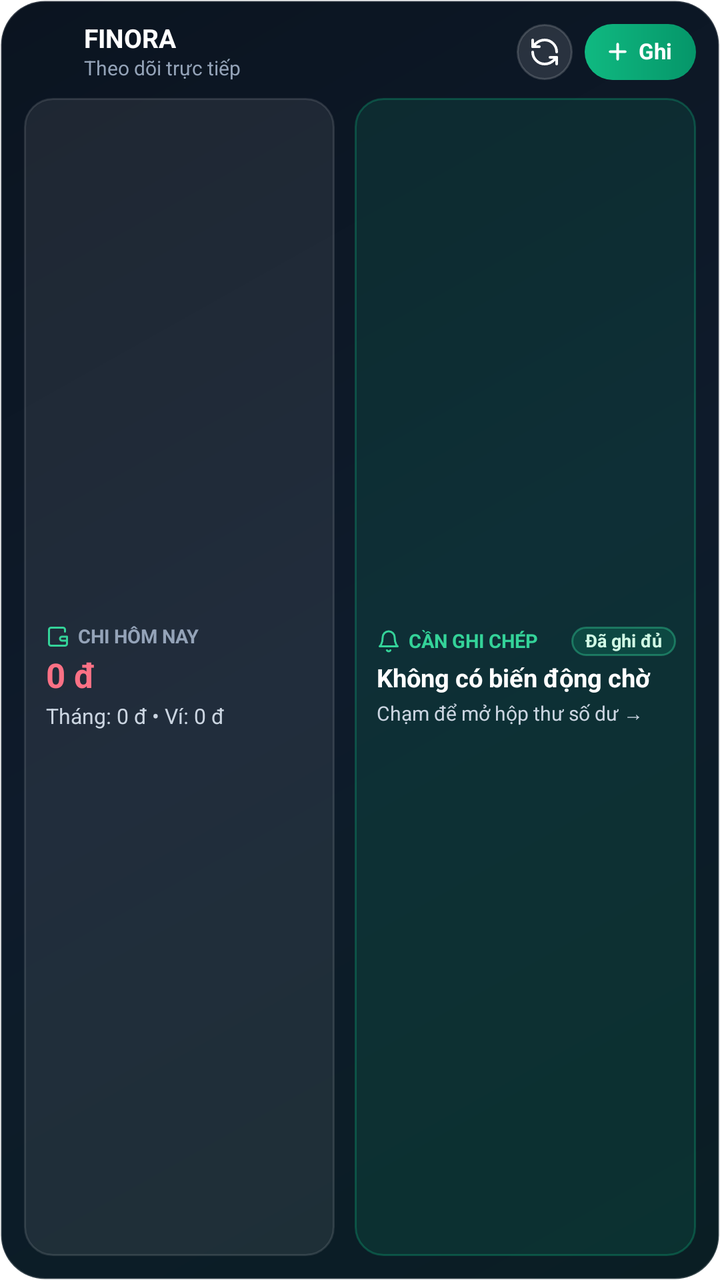
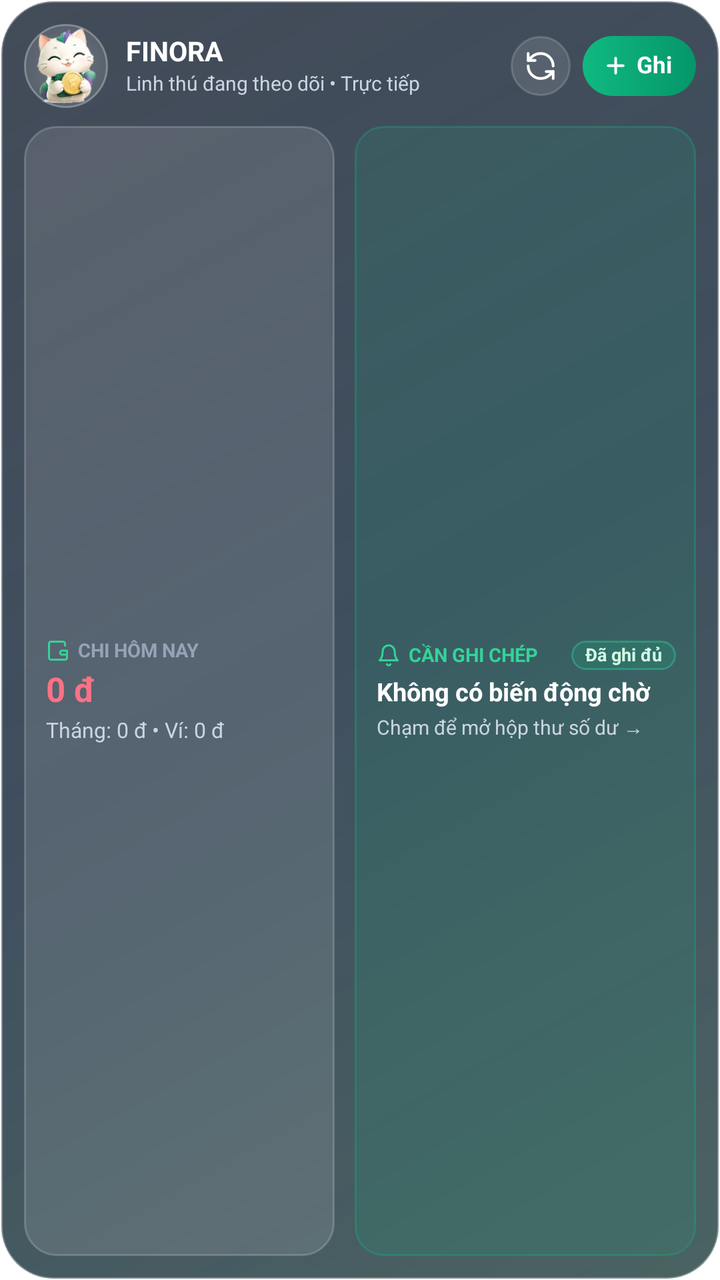

Before-and-after screenshots of an Android layout around one commit, followed by the original layout XML and the change that was made.
<!-- AndroidManifest.xml: fallback theme Theme.MaterialComponents.DayNight.NoActionBar -->
<!-- res/layout/finora_widget_5x2.xml -->
<?xml version="1.0" encoding="utf-8"?>
<LinearLayout xmlns:android="http://schemas.android.com/apk/res/android"
    android:id="@+id/widget_root"
    android:layout_width="match_parent"
    android:layout_height="match_parent"
    android:background="@drawable/finora_widget_bg_dark"
    android:orientation="vertical"
    android:padding="12dp">

    
    <LinearLayout
        android:id="@+id/widget_header"
        android:layout_width="match_parent"
        android:layout_height="wrap_content"
        android:gravity="center_vertical"
        android:orientation="horizontal">

        <ImageView
            android:layout_width="22dp"
            android:layout_height="22dp"
            android:contentDescription="FINORA"
            android:src="@mipmap/ic_launcher_round" />

        <LinearLayout
            android:layout_width="0dp"
            android:layout_height="wrap_content"
            android:layout_marginStart="8dp"
            android:layout_weight="1"
            android:orientation="vertical">

            <TextView
                android:layout_width="wrap_content"
                android:layout_height="wrap_content"
                android:ellipsize="end"
                android:includeFontPadding="false"
                android:maxLines="1"
                android:text="FINORA"
                android:textColor="#FFFFFFFF"
                android:textSize="13sp"
                android:textStyle="bold" />

            <TextView
                android:id="@+id/widget_sync_time"
                android:layout_width="wrap_content"
                android:layout_height="wrap_content"
                android:layout_marginTop="1dp"
                android:ellipsize="end"
                android:includeFontPadding="false"
                android:maxLines="1"
                android:text="Theo dõi trực tiếp"
                android:textColor="#94A3B8"
                android:textSize="10sp" />
        </LinearLayout>

        <ImageView
            android:id="@+id/widget_btn_refresh"
            android:layout_width="28dp"
            android:layout_height="28dp"
            android:layout_marginEnd="6dp"
            android:background="@drawable/finora_widget_pill_glass"
            android:contentDescription="Làm mới"
            android:padding="6dp"
            android:src="@drawable/ic_widget_refresh" />

        <LinearLayout
            android:id="@+id/widget_btn_quick_add"
            android:layout_width="wrap_content"
            android:layout_height="28dp"
            android:background="@drawable/finora_widget_pill_primary"
            android:gravity="center_vertical"
            android:orientation="horizontal"
            android:paddingStart="10dp"
            android:paddingEnd="12dp">

            <ImageView
                android:layout_width="13dp"
                android:layout_height="13dp"
                android:contentDescription="Ghi nhanh"
                android:src="@drawable/ic_widget_plus" />

            <TextView
                android:layout_width="wrap_content"
                android:layout_height="wrap_content"
                android:layout_marginStart="4dp"
                android:includeFontPadding="false"
                android:text="Ghi"
                android:textColor="#FFFFFFFF"
                android:textSize="11sp"
                android:textStyle="bold" />
        </LinearLayout>
    </LinearLayout>

    
    <LinearLayout
        android:layout_width="match_parent"
        android:layout_height="0dp"
        android:layout_marginTop="9dp"
        android:layout_weight="1"
        android:orientation="horizontal">

        
        <LinearLayout
            android:id="@+id/widget_spend_tile"
            android:layout_width="0dp"
            android:layout_height="match_parent"
            android:layout_marginEnd="5dp"
            android:layout_weight="1.05"
            android:background="@drawable/finora_widget_tile_bg"
            android:gravity="center_vertical"
            android:orientation="vertical"
            android:paddingStart="11dp"
            android:paddingTop="8dp"
            android:paddingEnd="10dp"
            android:paddingBottom="8dp">

            <LinearLayout
                android:layout_width="match_parent"
                android:layout_height="wrap_content"
                android:gravity="center_vertical"
                android:orientation="horizontal">

                <ImageView
                    android:layout_width="12dp"
                    android:layout_height="12dp"
                    android:contentDescription="Chi tiêu"
                    android:src="@drawable/ic_widget_wallet" />

                <TextView
                    android:layout_width="wrap_content"
                    android:layout_height="wrap_content"
                    android:layout_marginStart="4dp"
                    android:ellipsize="end"
                    android:includeFontPadding="false"
                    android:maxLines="1"
                    android:text="CHI HÔM NAY"
                    android:textColor="#94A3B8"
                    android:textSize="9.5sp"
                    android:textStyle="bold" />
            </LinearLayout>

            <TextView
                android:id="@+id/widget_today_expense"
                android:layout_width="match_parent"
                android:layout_height="wrap_content"
                android:layout_marginTop="4dp"
                android:ellipsize="end"
                android:includeFontPadding="false"
                android:maxLines="1"
                android:text="0 đ"
                android:textColor="#FB7185"
                android:textSize="17sp"
                android:textStyle="bold" />

            <TextView
                android:id="@+id/widget_month_summary"
                android:layout_width="match_parent"
                android:layout_height="wrap_content"
                android:layout_marginTop="4dp"
                android:ellipsize="end"
                android:includeFontPadding="false"
                android:maxLines="1"
                android:text="Tháng: 0 đ • Ví: 0 đ"
                android:textColor="#CBD5E1"
                android:textSize="10.5sp" />
        </LinearLayout>

        
        <LinearLayout
            android:id="@+id/widget_pending_card"
            android:layout_width="0dp"
            android:layout_height="match_parent"
            android:layout_marginStart="5dp"
            android:layout_weight="1.15"
            android:background="@drawable/finora_widget_emerald_card_bg"
            android:gravity="center_vertical"
            android:orientation="vertical"
            android:paddingStart="11dp"
            android:paddingTop="8dp"
            android:paddingEnd="10dp"
            android:paddingBottom="8dp">

            <LinearLayout
                android:layout_width="match_parent"
                android:layout_height="wrap_content"
                android:gravity="center_vertical"
                android:orientation="horizontal">

                <ImageView
                    android:id="@+id/widget_pending_bell"
                    android:layout_width="12dp"
                    android:layout_height="12dp"
                    android:contentDescription="Số dư chờ"
                    android:src="@drawable/ic_widget_bell"
                    android:tint="#34D399" />

                <TextView
                    android:id="@+id/widget_pending_label"
                    android:layout_width="0dp"
                    android:layout_height="wrap_content"
                    android:layout_marginStart="4dp"
                    android:layout_weight="1"
                    android:ellipsize="end"
                    android:includeFontPadding="false"
                    android:maxLines="1"
                    android:text="CẦN GHI CHÉP"
                    android:textColor="#34D399"
                    android:textSize="9.5sp"
                    android:textStyle="bold" />

                <TextView
                    android:id="@+id/widget_pending_badge_pill"
                    android:layout_width="wrap_content"
                    android:layout_height="wrap_content"
                    android:background="@drawable/finora_widget_pill_emerald"
                    android:includeFontPadding="false"
                    android:paddingStart="7dp"
                    android:paddingTop="2dp"
                    android:paddingEnd="7dp"
                    android:paddingBottom="2dp"
                    android:text="Đã ghi đủ"
                    android:textColor="#D1FAE5"
                    android:textSize="9sp"
                    android:textStyle="bold" />
            </LinearLayout>

            <TextView
                android:id="@+id/widget_pending_headline"
                android:layout_width="match_parent"
                android:layout_height="wrap_content"
                android:layout_marginTop="4dp"
                android:ellipsize="end"
                android:includeFontPadding="false"
                android:maxLines="1"
                android:text="Không có biến động chờ"
                android:textColor="#FFFFFFFF"
                android:textSize="12.5sp"
                android:textStyle="bold" />

            <TextView
                android:id="@+id/widget_pending_sub"
                android:layout_width="match_parent"
                android:layout_height="wrap_content"
                android:layout_marginTop="3dp"
                android:ellipsize="end"
                android:includeFontPadding="false"
                android:maxLines="2"
                android:text="Chạm để mở hộp thư số dư →"
                android:textColor="#CBD5E1"
                android:textSize="10sp" />
        </LinearLayout>
    </LinearLayout>
</LinearLayout>
<!-- resources referenced by this layout -->
<resources>
  <!-- drawable finora_widget_bg_dark (drawable) -->
  <?xml version="1.0" encoding="utf-8"?>
  <shape xmlns:android="http://schemas.android.com/apk/res/android"
      android:shape="rectangle">
      <gradient
          android:angle="315"
          android:startColor="#0B1420"
          android:centerColor="#0E1B2B"
          android:endColor="#0A1E24" />
      <corners android:radius="22dp" />
      <stroke
          android:width="1dp"
          android:color="#2EFFFFFF" />
  </shape>
  <!-- drawable finora_widget_emerald_card_bg (drawable) -->
  <?xml version="1.0" encoding="utf-8"?>
  <shape xmlns:android="http://schemas.android.com/apk/res/android"
      android:shape="rectangle">
      <solid android:color="#1F10B981" />
      <corners android:radius="14dp" />
      <stroke
          android:width="1dp"
          android:color="#4D10B981" />
  </shape>
  <!-- drawable finora_widget_pill_emerald (drawable) -->
  <?xml version="1.0" encoding="utf-8"?>
  <shape xmlns:android="http://schemas.android.com/apk/res/android"
      android:shape="rectangle">
      <solid android:color="#2E10B981" />
      <corners android:radius="999dp" />
      <stroke
          android:width="1dp"
          android:color="#6634D399" />
  </shape>
  <!-- drawable finora_widget_pill_glass (drawable) -->
  <?xml version="1.0" encoding="utf-8"?>
  <shape xmlns:android="http://schemas.android.com/apk/res/android"
      android:shape="rectangle">
      <solid android:color="#1EFFFFFF" />
      <corners android:radius="999dp" />
      <stroke
          android:width="1dp"
          android:color="#29FFFFFF" />
  </shape>
  <!-- drawable finora_widget_pill_primary (drawable) -->
  <?xml version="1.0" encoding="utf-8"?>
  <shape xmlns:android="http://schemas.android.com/apk/res/android"
      android:shape="rectangle">
      <gradient
          android:angle="0"
          android:startColor="#10B981"
          android:endColor="#059669" />
      <corners android:radius="999dp" />
  </shape>
  <!-- drawable finora_widget_tile_bg (drawable) -->
  <?xml version="1.0" encoding="utf-8"?>
  <shape xmlns:android="http://schemas.android.com/apk/res/android"
      android:shape="rectangle">
      <solid android:color="#14FFFFFF" />
      <corners android:radius="14dp" />
      <stroke
          android:width="1dp"
          android:color="#1EFFFFFF" />
  </shape>
  <!-- drawable ic_widget_plus (drawable) -->
  <?xml version="1.0" encoding="utf-8"?>
  <vector xmlns:android="http://schemas.android.com/apk/res/android"
      android:width="24dp"
      android:height="24dp"
      android:viewportWidth="24"
      android:viewportHeight="24">
      <path
          android:fillColor="@android:color/transparent"
          android:strokeColor="#FFFFFFFF"
          android:strokeWidth="2.4"
          android:strokeLineCap="round"
          android:pathData="M12,5v14M5,12h14" />
  </vector>
  <!-- mipmap ic_launcher_round (mipmap-anydpi-v26) -->
  <adaptive-icon xmlns:android="http://schemas.android.com/apk/res/android">
      <background android:drawable="@color/finora_dragon_background"/>
      <foreground android:drawable="@drawable/finora_dragon_icon"/>
  </adaptive-icon>
  <color name="finora_dragon_background">#00866A</color>
  <!-- unchanged entries left out for length: 4 -->
</resources>

<!-- the commit's change to res/layout/finora_widget_5x2.xml (unified diff, before → after) -->
@@ -3,7 +3,7 @@
     android:id="@+id/widget_root"
     android:layout_width="match_parent"
     android:layout_height="match_parent"
-    android:background="@drawable/finora_widget_bg_dark"
+    android:background="@drawable/finora_widget_bg_glass_frost"
     android:orientation="vertical"
     android:padding="12dp">
 
@@ -15,20 +15,41 @@
         android:gravity="center_vertical"
         android:orientation="horizontal">
 
+        
+        <FrameLayout
+            android:id="@+id/widget_mascot_wrap"
+            android:layout_width="42dp"
+            android:layout_height="42dp"
+            android:background="@drawable/finora_widget_mascot_halo_dark"
+            android:padding="2dp">
+
+            <ImageView
+                android:id="@+id/widget_mascot_image"
+                android:layout_width="match_parent"
+                android:layout_height="match_parent"
+                android:contentDescription="Linh thú FINORA"
+                android:scaleType="fitCenter"
+                android:src="@drawable/finora_widget_mascot_happy" />
+        </FrameLayout>
+
+        
         <ImageView
-            android:layout_width="22dp"
-            android:layout_height="22dp"
+            android:id="@+id/widget_brand_icon"
+            android:layout_width="24dp"
+            android:layout_height="24dp"
             android:contentDescription="FINORA"
-            android:src="@mipmap/ic_launcher_round" />
+            android:src="@mipmap/ic_launcher_round"
+            android:visibility="gone" />
 
         <LinearLayout
             android:layout_width="0dp"
             android:layout_height="wrap_content"
-            android:layout_marginStart="8dp"
+            android:layout_marginStart="9dp"
             android:layout_weight="1"
             android:orientation="vertical">
 
             <TextView
+                android:id="@+id/widget_brand_title"
                 android:layout_width="wrap_content"
                 android:layout_height="wrap_content"
                 android:ellipsize="end"
@@ -36,62 +57,71 @@
                 android:maxLines="1"
                 android:text="FINORA"
                 android:textColor="#FFFFFFFF"
-                android:textSize="13sp"
+                android:textSize="13.5sp"
                 android:textStyle="bold" />
 
             <TextView
                 android:id="@+id/widget_sync_time"
                 android:layout_width="wrap_content"
                 android:layout_height="wrap_content"
-                android:layout_marginTop="1dp"
-                android:ellipsize="end"
-                android:includeFontPadding="false"
-                android:maxLines="1"
-                android:text="Theo dõi trực tiếp"
-                android:textColor="#94A3B8"
+                android:layout_marginTop="2dp"
+                android:ellipsize="end"
+                android:includeFontPadding="false"
+                android:maxLines="1"
+                android:text="Linh thú đang theo dõi • Trực tiếp"
+                android:textColor="#CBD5E1"
                 android:textSize="10sp" />
         </LinearLayout>
 
-        <ImageView
-            android:id="@+id/widget_btn_refresh"
-            android:layout_width="28dp"
-            android:layout_height="28dp"
-            android:layout_marginEnd="6dp"
-            android:background="@drawable/finora_widget_pill_glass"
-            android:contentDescription="Làm mới"
-            android:padding="6dp"
-            android:src="@drawable/ic_widget_refresh" />
-
-        <LinearLayout
-            android:id="@+id/widget_btn_quick_add"
+        <LinearLayout
+            android:id="@+id/widget_actions_group"
             android:layout_width="wrap_content"
-            android:layout_height="28dp"
-            android:background="@drawable/finora_widget_pill_primary"
+            android:layout_height="wrap_content"
             android:gravity="center_vertical"
-            android:orientation="horizontal"
-            android:paddingStart="10dp"
-            android:paddingEnd="12dp">
+            android:orientation="horizontal">
 
             <ImageView
-                android:layout_width="13dp"
-                android:layout_height="13dp"
-                android:contentDescription="Ghi nhanh"
-                android:src="@drawable/ic_widget_plus" />
-
-            <TextView
+                android:id="@+id/widget_btn_refresh"
+                android:layout_width="30dp"
+                android:layout_height="30dp"
+                android:layout_marginEnd="6dp"
+                android:background="@drawable/finora_widget_pill_glass"
+                android:contentDescription="Làm mới"
+                android:padding="6.5dp"
+                android:src="@drawable/ic_widget_refresh" />
+
+            <LinearLayout
+                android:id="@+id/widget_btn_quick_add"
                 android:layout_width="wrap_content"
-                android:layout_height="wrap_content"
-                android:layout_marginStart="4dp"
-                android:includeFontPadding="false"
-                android:text="Ghi"
-                android:textColor="#FFFFFFFF"
-                android:textSize="11sp"
-                android:textStyle="bold" />
+                android:layout_height="30dp"
+                android:background="@drawable/finora_widget_pill_primary"
+                android:gravity="center_vertical"
+                android:orientation="horizontal"
+                android:paddingStart="10dp"
+                android:paddingEnd="12dp">
+
+                <ImageView
+                    android:layout_width="13dp"
+                    android:layout_height="13dp"
+                    android:contentDescription="Ghi nhanh"
+                    android:src="@drawable/ic_widget_plus" />
+
+                <TextView
+                    android:layout_width="wrap_content"
+                    android:layout_height="wrap_content"
+                    android:layout_marginStart="4dp"
+                    android:includeFontPadding="false"
+                    android:text="Ghi"
+                    android:textColor="#FFFFFFFF"
+                    android:textSize="11.5sp"
+                    android:textStyle="bold" />
+            </LinearLayout>
         </LinearLayout>
     </LinearLayout>
 
     
     <LinearLayout
+        android:id="@+id/widget_bento_row"
         android:layout_width="match_parent"
         android:layout_height="0dp"
         android:layout_marginTop="9dp"
@@ -105,7 +135,7 @@
             android:layout_height="match_parent"
             android:layout_marginEnd="5dp"
             android:layout_weight="1.05"
-            android:background="@drawable/finora_widget_tile_bg"
+            android:background="@drawable/finora_widget_tile_glass_dark"
             android:gravity="center_vertical"
             android:orientation="vertical"
             android:paddingStart="11dp"
@@ -120,12 +150,14 @@
                 android:orientation="horizontal">
 
                 <ImageView
+                    android:id="@+id/widget_spend_icon"
                     android:layout_width="12dp"
                     android:layout_height="12dp"
                     android:contentDescription="Chi tiêu"
                     android:src="@drawable/ic_widget_wallet" />
 
                 <TextView
+                    android:id="@+id/widget_spend_label"
                     android:layout_width="wrap_content"
                     android:layout_height="wrap_content"
                     android:layout_marginStart="4dp"
<!-- resource entries referenced after the edit -->
@@ -1,18 +1,18 @@
 <!-- resources referenced by this layout -->
 <resources>
-  <!-- drawable finora_widget_bg_dark (drawable) -->
+  <!-- drawable finora_widget_bg_glass_frost (drawable) -->
   <?xml version="1.0" encoding="utf-8"?>
   <shape xmlns:android="http://schemas.android.com/apk/res/android"
       android:shape="rectangle">
       <gradient
           android:angle="315"
-          android:startColor="#0B1420"
-          android:centerColor="#0E1B2B"
-          android:endColor="#0A1E24" />
-      <corners android:radius="22dp" />
+          android:startColor="#C40A1526"
+          android:centerColor="#CC0F2336"
+          android:endColor="#BC0B2B2B" />
+      <corners android:radius="26dp" />
       <stroke
-          android:width="1dp"
-          android:color="#2EFFFFFF" />
+          android:width="1.2dp"
+          android:color="#52FFFFFF" />
   </shape>
   <!-- drawable finora_widget_emerald_card_bg (drawable) -->
   <?xml version="1.0" encoding="utf-8"?>
@@ -24,6 +24,21 @@
           android:width="1dp"
           android:color="#4D10B981" />
   </shape>
+  <!-- drawable finora_widget_mascot_halo_dark (drawable) -->
+  <?xml version="1.0" encoding="utf-8"?>
+  <shape xmlns:android="http://schemas.android.com/apk/res/android"
+      android:shape="oval">
+      <gradient
+          android:type="radial"
+          android:gradientRadius="28dp"
+          android:startColor="#5534D399"
+          android:centerColor="#28FFFFFF"
+          android:endColor="#12FFFFFF" />
+      <stroke
+          android:width="1dp"
+          android:color="#4DFFFFFF" />
+  </shape>
+  <!-- drawable finora_widget_mascot_happy: png bitmap (drawable-nodpi, 25169 bytes) -->
   <!-- drawable finora_widget_pill_emerald (drawable) -->
   <?xml version="1.0" encoding="utf-8"?>
   <shape xmlns:android="http://schemas.android.com/apk/res/android"
@@ -54,15 +69,15 @@
           android:endColor="#059669" />
       <corners android:radius="999dp" />
   </shape>
-  <!-- drawable finora_widget_tile_bg (drawable) -->
+  <!-- drawable finora_widget_tile_glass_dark (drawable) -->
   <?xml version="1.0" encoding="utf-8"?>
   <shape xmlns:android="http://schemas.android.com/apk/res/android"
       android:shape="rectangle">
-      <solid android:color="#14FFFFFF" />
-      <corners android:radius="14dp" />
+      <solid android:color="#1EFFFFFF" />
+      <corners android:radius="16dp" />
       <stroke
           android:width="1dp"
-          android:color="#1EFFFFFF" />
+          android:color="#30FFFFFF" />
   </shape>
   <!-- drawable ic_widget_plus (drawable) -->
   <?xml version="1.0" encoding="utf-8"?>
